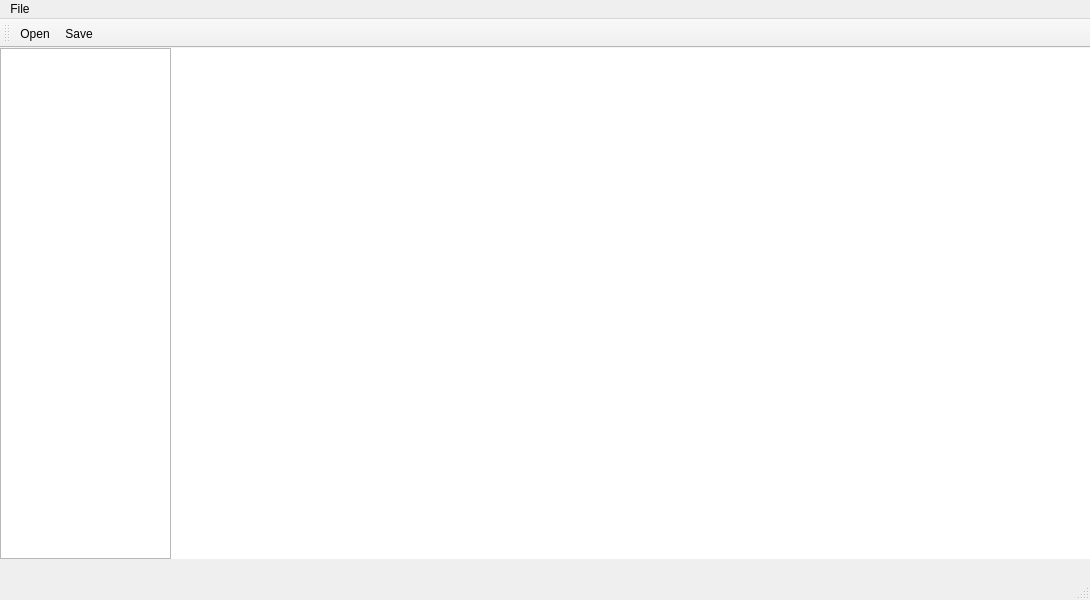
The window that ProcImageLEEM/mainwindow.ui (welintonandrey/ProcImageLEEM) describes before a commit, drawn with Qt 5.
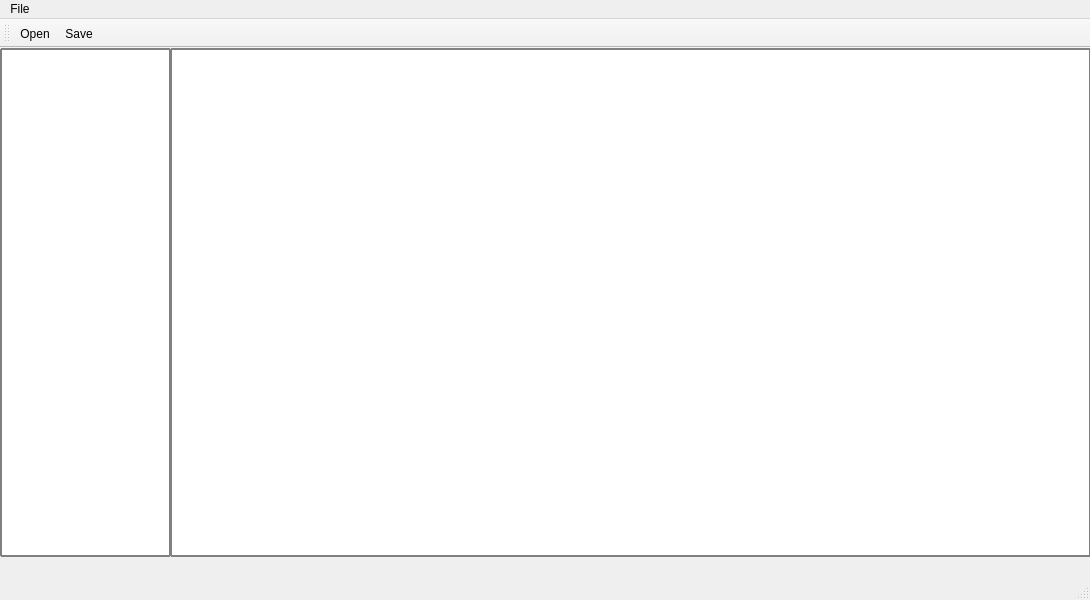
The same window after the commit. Icons and pictures are not drawn.

Patch:
```diff
--- a/ProcImageLEEM/mainwindow.ui
+++ b/ProcImageLEEM/mainwindow.ui
@@ -41,6 +41,13 @@
       <height>511</height>
      </rect>
     </property>
+    <property name="styleSheet">
+     <string notr="true">QMdiArea{
+	border:2px solid gray;
+	border-radius:1px;
+	margin-bottom: 2px;
+}</string>
+    </property>
     <property name="verticalScrollBarPolicy">
      <enum>Qt::ScrollBarAsNeeded</enum>
     </property>
@@ -87,6 +94,13 @@
       <height>16777215</height>
      </size>
     </property>
+    <property name="styleSheet">
+     <string notr="true">QListView{
+	border:2px solid gray;
+	border-radius:1px;
+	margin-bottom: 2px;
+}</string>
+    </property>
     <property name="sizeAdjustPolicy">
      <enum>QAbstractScrollArea::AdjustToContents</enum>
     </property>
```
Left out of the diff: 26 changed lines with no effect on the pictures.
